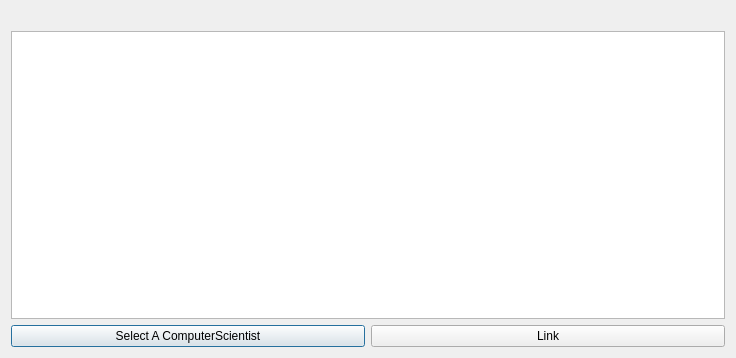
Old version of the form Skil 3/UI/addlink.ui in the repository SenpaiPlz/0011Week.
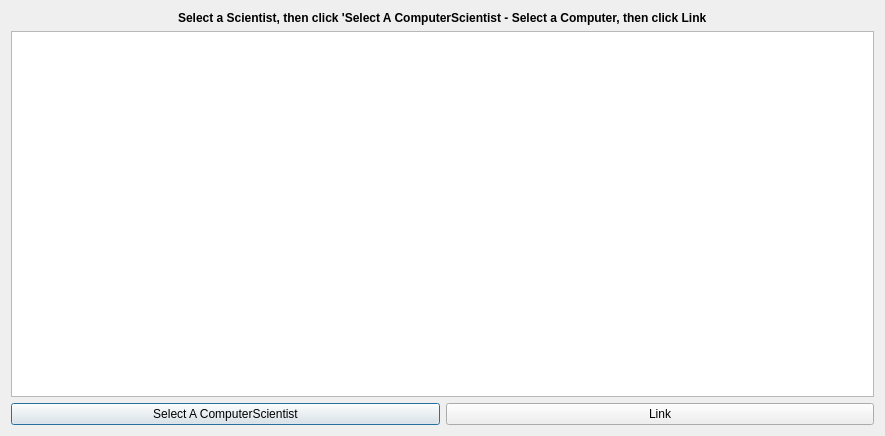
New version of the form. Icons and pictures are not drawn.

Commit message: change layout, very pretty

Diff of the .ui file:
```diff
--- a/Skil 3/UI/addlink.ui
+++ b/Skil 3/UI/addlink.ui
@@ -6,8 +6,8 @@
    <rect>
     <x>0</x>
     <y>0</y>
-    <width>736</width>
-    <height>358</height>
+    <width>885</width>
+    <height>436</height>
    </rect>
   </property>
   <property name="windowTitle">
@@ -15,11 +15,42 @@
   </property>
   <layout class="QVBoxLayout" name="verticalLayout">
    <item>
-    <widget class="QLabel" name="message">
-     <property name="text">
-      <string/>
-     </property>
-    </widget>
+    <layout class="QHBoxLayout" name="horizontalLayout_2">
+     <item>
+      <widget class="QLabel" name="label_2">
+       <property name="text">
+        <string/>
+       </property>
+       <property name="pixmap">
+        <pixmap resource="../themelogo.qrc">:/liltree.png</pixmap>
+       </property>
+      </widget>
+     </item>
+     <item>
+      <widget class="QLabel" name="message">
+       <property name="font">
+        <font>
+         <pointsize>9</pointsize>
+         <weight>75</weight>
+         <bold>true</bold>
+        </font>
+       </property>
+       <property name="text">
+        <string>Select a Scientist, then click 'Select A ComputerScientist - Select a Computer, then click Link</string>
+       </property>
+      </widget>
+     </item>
+     <item>
+      <widget class="QLabel" name="label">
+       <property name="text">
+        <string/>
+       </property>
+       <property name="pixmap">
+        <pixmap resource="../themelogo.qrc">:/liltree.png</pixmap>
+       </property>
+      </widget>
+     </item>
+    </layout>
    </item>
    <item>
     <widget class="QTableWidget" name="table_linking">
```
Left out of the diff: 8 changed lines with no effect on the pictures. The commit also changes 9 other files.
